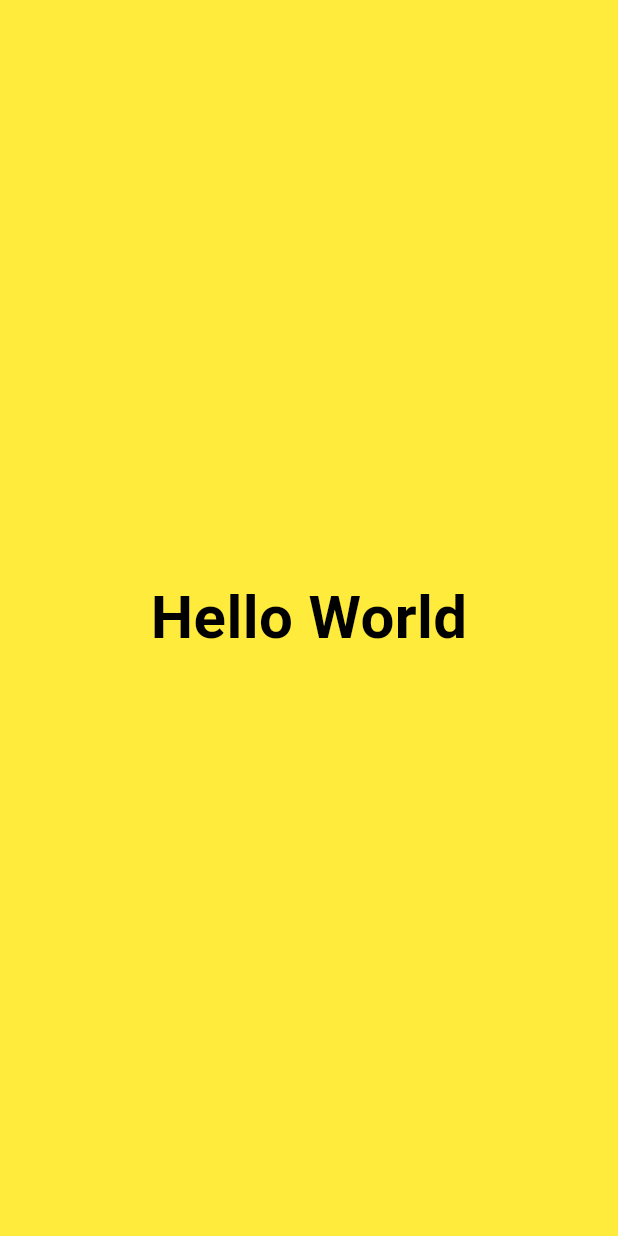
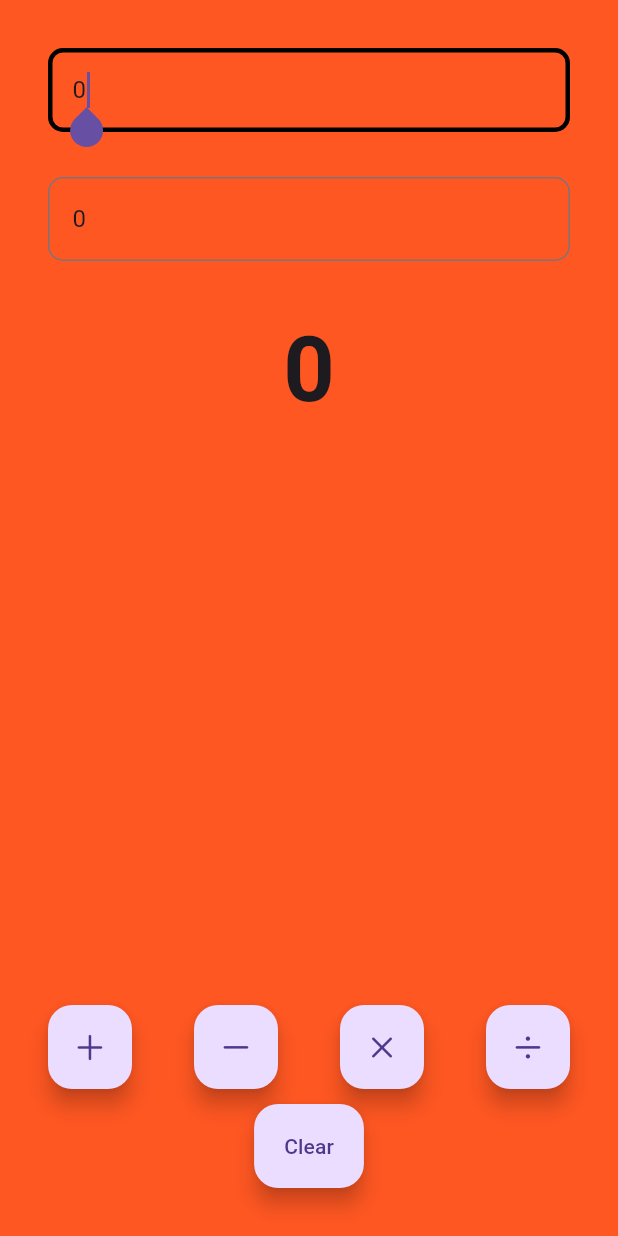
Before and after one commit to arpanbi07/my_app, a Flutter app: the screen it shows after launch, on a phone screen of 412 x 824 dp. Run offline on Flutter 3.47's test engine with Material 3 defaults, Android fonts, the phone set to English and light mode, and no system bars.

Commit message:
Calculator done

```diff
--- a/lib/app/app.dart
+++ b/lib/app/app.dart
@@ -8,9 +8,12 @@ class MyApp extends StatelessWidget {
 
   @override
   Widget build(BuildContext context) {
-    return const MaterialApp(
+    return MaterialApp(
       title: "Learn Flutter",
-      home: HomeView(),
+      theme: ThemeData(
+        primarySwatch: Colors.deepOrange,
+      ),
+      home: const HomeView(),
     );
   }
 }
--- /dev/null
+++ b/lib/views/calculator_view.dart
@@ -0,0 +1,185 @@
+import 'package:flutter/cupertino.dart';
+import 'package:flutter/material.dart';
+
+class CalculatorView extends StatefulWidget {
+  const CalculatorView({super.key});
+
+  @override
+  State<CalculatorView> createState() => _CalculatorViewState();
+}
+
+class _CalculatorViewState extends State<CalculatorView> {
+int x = 0;
+int y = 0;
+num z = 0;
+
+final displayOneController = TextEditingController();
+final displayTwoController = TextEditingController();
+
+late final AppLifecycleListener _listener;
+
+@override
+void initState() {
+  super.initState();
+  displayOneController.text = x.toString();
+  displayTwoController.text = y.toString();
+
+  _listener = AppLifecycleListener(
+    onShow: _onShow,
+    onHide: _onHide,
+    onResume: _onResume,
+    onDetach: _onDetach,
+    onInactive: _onInactive,
+    onPause: _onPause,
+    onRestart: _onRestart,
+    onStateChange: _onStateChanged,
+
+  );
+}
+
+void _onShow() => print("onShow called");
+void _onHide() => print("onHide called");
+void _onResume() => print("onResume called");
+void _onDetach() => print("onDeatch called");
+void _onInactive() => print("onInactive called");
+void _onPause() => print("onPause called");
+void _onRestart() => print("onRestart called");
+void _onStateChanged(AppLifecycleState state) {
+  print("onStateChanged called with state: $state");
+}
+
+@override
+  void dispose() {
+    displayOneController.dispose();
+    displayTwoController.dispose();
+    _listener.dispose();
+    super.dispose();
+  }
+
+  @override
+  Widget build(BuildContext context) {
+    return Padding(
+      padding: const EdgeInsets.all(32.0),
+      child: Column(
+        children: [
+          // Calculaotr display
+          CalculatorDisplay(
+            key: const Key("displayOne"),
+            hint: "Enter First Number", controller: displayOneController),
+          const SizedBox(
+            height: 30,
+            ),
+          CalculatorDisplay(
+            key: const Key("displayTwo"),
+            hint: "Enter Second Number", controller: displayTwoController),
+          const SizedBox(
+            height: 30,
+            ),
+           Text(
+            key:const Key("Result"),
+            z.toString(),
+            style: const TextStyle(
+              fontSize: 60,
+              fontWeight: FontWeight.bold,
+            ),
+            ),
+          const Spacer(),
+          Row(
+            mainAxisAlignment: MainAxisAlignment.spaceBetween,
+            children: [
+              FloatingActionButton(
+                onPressed: () {
+                  setState(() {
+                    z = num.tryParse(displayOneController.text)! +
+                        num.tryParse(displayTwoController.text)!;
+                  });
+                },
+              child: const Icon(CupertinoIcons.add),
+              ),
+              FloatingActionButton(
+                onPressed: () {
+                  setState(() {
+                    z = num.tryParse(displayOneController.text)! -
+                        num.tryParse(displayTwoController.text)!;
+                  });
+                },
+              child: const Icon(CupertinoIcons.minus),
+              ),
+              FloatingActionButton(
+                onPressed: () {
+                  setState(() {
+                    z = num.tryParse(displayOneController.text)! *
+                        num.tryParse(displayTwoController.text)!;
+                  });
+                },
+              child: const Icon(CupertinoIcons.multiply),
+              ),
+              FloatingActionButton(
+                onPressed: () {
+                  setState(() {
+                    z = num.tryParse(displayOneController.text)! /
+                        num.tryParse(displayTwoController.text)!;
+                  });
+                },
+              child: const Icon(CupertinoIcons.divide),
+              ),
+            ],
+          ),
+          const SizedBox(height: 10,),
+          FloatingActionButton.extended(
+            onPressed: () {
+              setState(() {
+                x = 0;
+                y = 0;
+                z = 0;
+                displayOneController.clear();
+                displayTwoController.clear();
+              });
+            },
+            label: const Text("Clear"),
+            )
+          // Expand
+          // Calculaotr Buttons
+        ]
+      ),
+    );
+  }
+}
+
+
+class CalculatorDisplay extends StatelessWidget {
+  const CalculatorDisplay({
+    super.key, this.hint = "Enter a number", required this.controller});
+
+final String? hint;
+final TextEditingController controller;
+
+  @override
+  Widget build(BuildContext context) {
+    return TextField(
+      controller: controller,
+      keyboardType: TextInputType.number,
+      autofocus: true,
+      decoration: InputDecoration(
+        focusedBorder: OutlineInputBorder(
+          borderSide: const BorderSide(
+            color: Colors.black,
+            width: 3.0,
+          ),
+          borderRadius: BorderRadius.circular(10),
+        ),
+        border: OutlineInputBorder(
+          borderSide: const BorderSide(
+            color: Colors.black,
+            width: 3.0,
+          ),
+          borderRadius: BorderRadius.circular(10),
+        ),
+        hintText: hint,
+        hintStyle: const TextStyle(
+          color: Colors.black,
+        )
+      ),
+    );
+  }
+}
--- a/lib/views/home_view.dart
+++ b/lib/views/home_view.dart
@@ -1,22 +1,16 @@
 import 'package:flutter/material.dart';
+import 'package:my_app/views/calculator_view.dart';
 
 class HomeView extends StatelessWidget {
   const HomeView({super.key});
 
   @override
   Widget build(BuildContext context) {
-    return Material(
-      child: Container(
-        color: Colors.yellow,
-        child: const Center(child: Text(
-          "Hello World",
-          style: TextStyle(
-            fontSize: 40,
-            color: Colors.black,
-            fontWeight: FontWeight.bold,
-          ),
-          )),
-      )
+    return const Scaffold(
+      backgroundColor: Colors.deepOrange,
+      body: SafeArea(
+            child: CalculatorView(),
+        ),
       );
   }
 }
```
Also changed, not shown: 1 other file.
